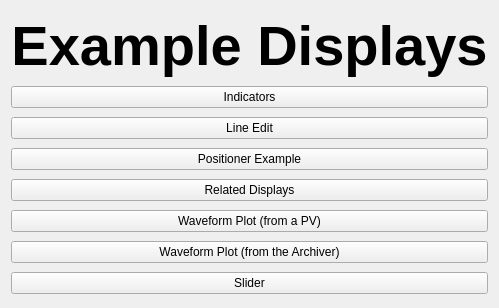
Above: examples/home.ui from slaclab/pydm before the change. Below: the same form after it.
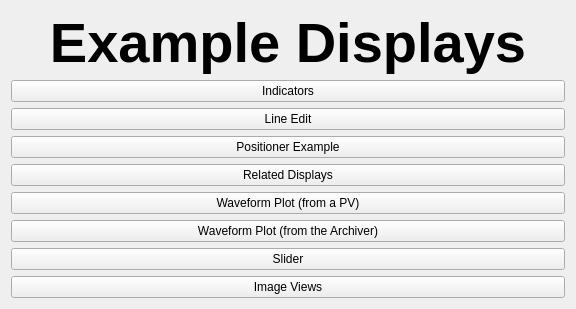
That is the form after the change. Custom widgets are drawn as their Qt base class.

Commit message: Add button to image view example.

What changed in the file:
```diff
--- a/examples/home.ui
+++ b/examples/home.ui
@@ -6,7 +6,7 @@
    <rect>
     <x>0</x>
     <y>0</y>
-    <width>406</width>
+    <width>576</width>
     <height>308</height>
    </rect>
   </property>
@@ -149,6 +149,22 @@
      </property>
     </widget>
    </item>
+   <item>
+    <widget class="PyDMRelatedDisplayButton" name="pydmRelatedDisplayButton_8">
+     <property name="toolTip">
+      <string/>
+     </property>
+     <property name="whatsThis">
+      <string/>
+     </property>
+     <property name="text">
+      <string>Image Views</string>
+     </property>
+     <property name="displayFilename">
+      <string>examples/image_view/many_images.ui</string>
+     </property>
+    </widget>
+   </item>
   </layout>
  </widget>
  <customwidgets>
```
